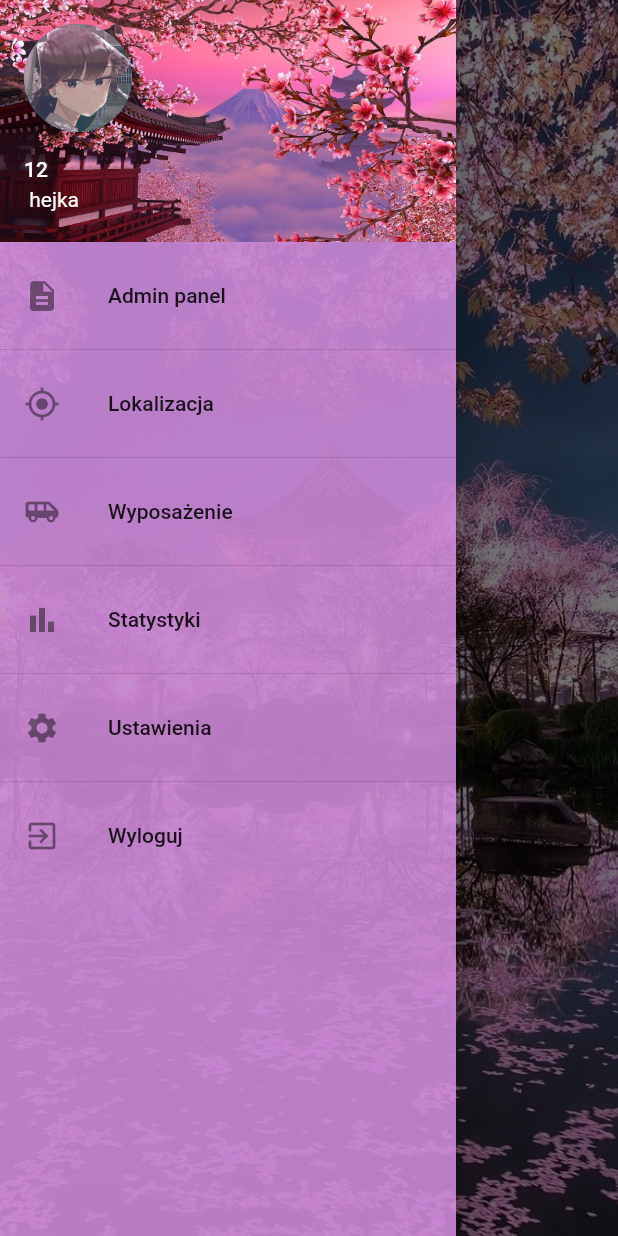
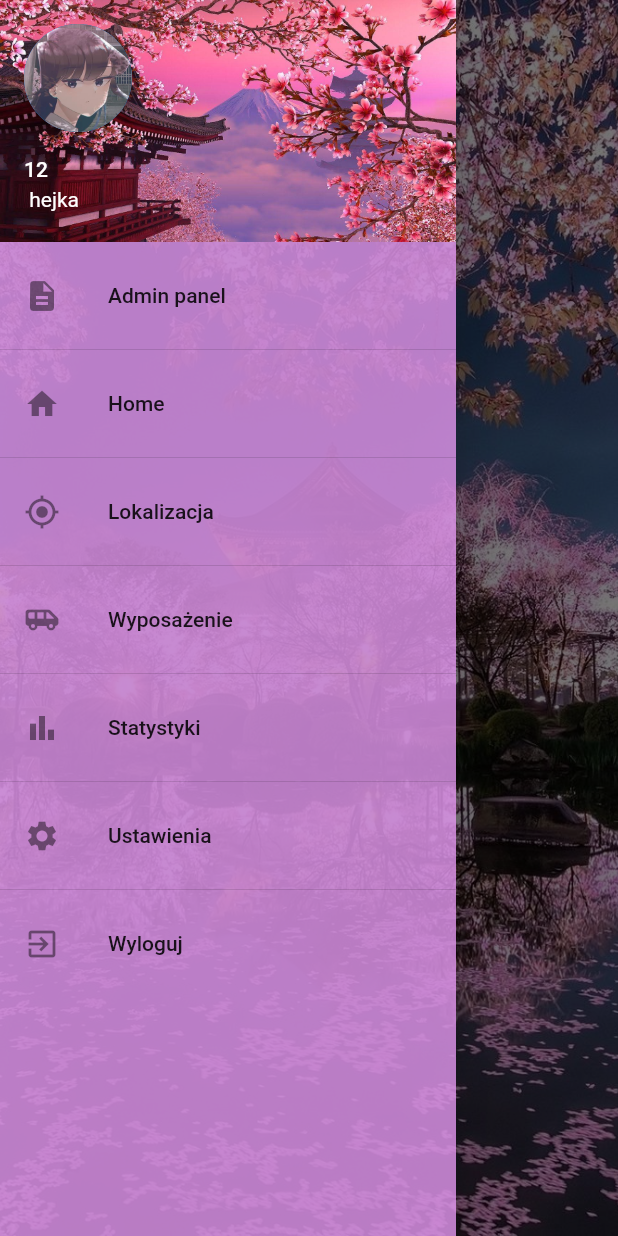
Before and after one commit to YuunOoO/DragCon, a Flutter app: the adminpage screen opened directly, with the side drawer open, on a phone screen of 412 x 824 dp. Run offline on Flutter 3.47's test engine with Material 2 defaults, Android fonts, the phone set to English and light mode, and no system bars; our stand-ins replace flutter_animation_progress_bar, google_maps_flutter, location, permission_handler, shared_preferences; missing offline and left inert: dart:ffi, drag_and_drop_lists; accounts and stored records are empty; network calls fail; Roboto replaces fonts that are missing (jyunjun).

Commit message:
Navbar Home

```diff
--- a/lib/NavBar.dart
+++ b/lib/NavBar.dart
@@ -2,6 +2,7 @@ import 'package:dragcon/Pages/LoginScreen.dart';
 import 'package:dragcon/Pages/adminpage.dart';
 import 'package:dragcon/Pages/equippage.dart';
 import 'package:dragcon/Pages/geopage.dart';
+import 'package:dragcon/Pages/homepage.dart';
 import 'package:dragcon/Pages/settings.dart';
 import 'package:dragcon/Pages/stat.dart';
 import 'package:flutter/material.dart';
@@ -46,6 +47,15 @@ class NavBar extends StatelessWidget {
           ),
           Divider(),
           ListTile(
+            leading: Icon(Icons.home),
+            title: Text('Home'),
+            onTap: () =>
+                Navigator.push(context, MaterialPageRoute(builder: (context) {
+              return homepage();
+            })),
+          ),
+          Divider(),
+          ListTile(
               title: Text('Lokalizacja'),
               leading: Icon(Icons.gps_fixed_outlined),
               onTap: () =>
```
